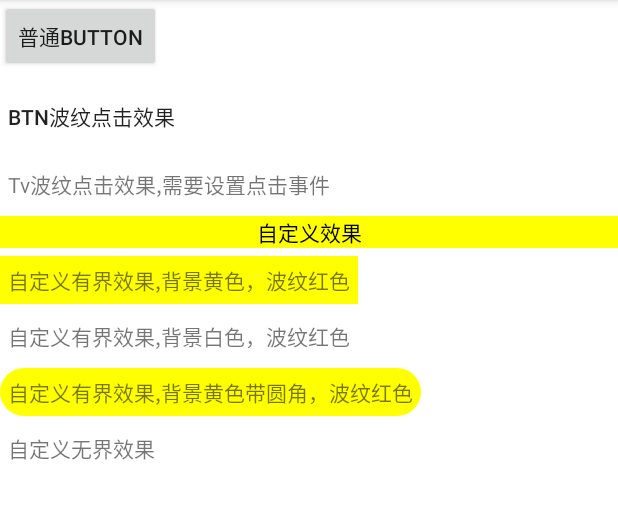
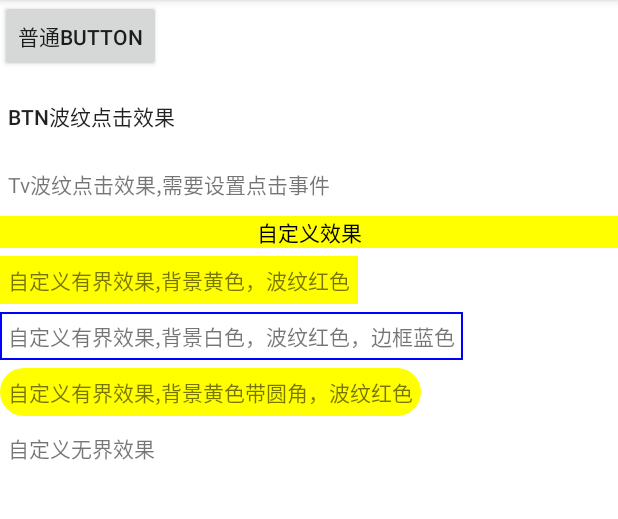
Before and after one commit to zhangty000/Android-Demo, an Android app: the ClickEffectAct screen opened directly, with no data from a screen before it, on a phone screen of 412 x 824 dp, the part 84-603 px from its top. Run offline under Robolectric (Android 15) with nearby library versions, the phone set to English and light mode, and no system bars; libraries missing offline, so code that uses them is left out: com.chad.library; 1 statement that could not run was skipped.

Commit message:
点击特效功能测试

```diff
--- a/app/src/main/res/drawable/ripple_3.xml
+++ b/app/src/main/res/drawable/ripple_3.xml
@@ -4,6 +4,8 @@
     <item>
         <shape android:shape="rectangle">
             <solid android:color="#fff"/>  <!-- 填充背景色-->
+            <stroke android:color="#00f"
+                android:width="1dp"/>
         </shape>
     </item>
 </ripple>
--- a/app/src/main/res/layout/act_click_effect.xml
+++ b/app/src/main/res/layout/act_click_effect.xml
@@ -50,7 +50,7 @@
             android:layout_width="wrap_content"
             android:layout_height="wrap_content"/>
         <TextView
-            android:text="自定义有界效果,背景白色，波纹红色"
+            android:text="自定义有界效果,背景白色，波纹红色，边框蓝色"
             android:padding="5dp"
             android:layout_marginTop="5dp"
             android:clickable="true"
```
Also changed, not shown: app/src/main/java/com/example/myapplication/widget/clickeffcect/ClickEffectAct.kt (+7 -2 lines), app/src/main/java/com/example/myapplication/widget/clickeffcect/RvAdp.kt (+2 -5 lines), app/src/main/res/layout/frg/layout/layout/click_effect_rv_item.xml (added, +8 -0 lines).
